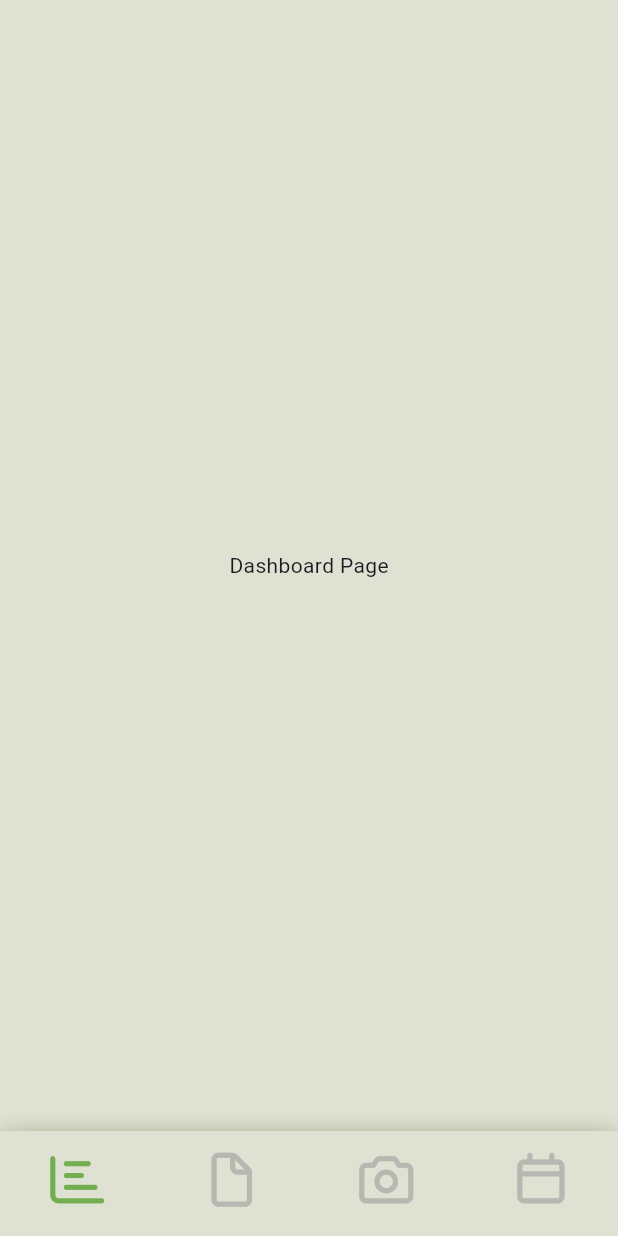
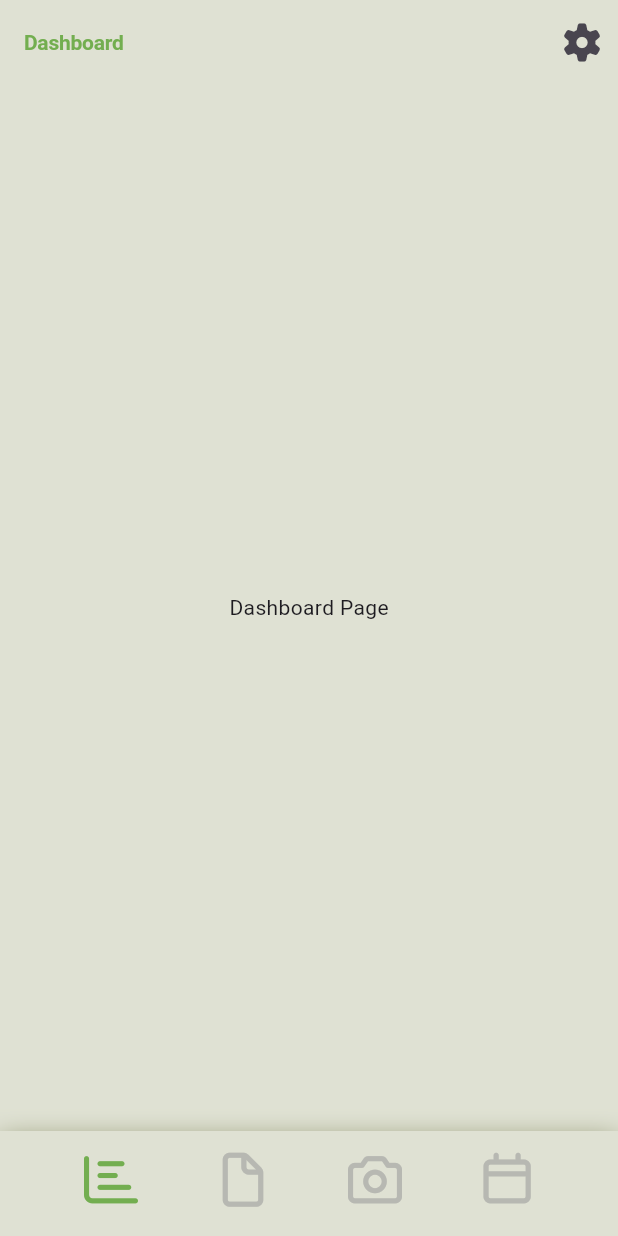
Before and after one commit to sanitaravel/coco_mobile_app, a Flutter app: the screen it shows after launch, on a phone screen of 412 x 824 dp. Run offline on Flutter 3.47's test engine with Material 3 defaults, Android fonts, the phone set to English and light mode, and no system bars; our stand-ins replace flutter_bloc, font_awesome_flutter, google_fonts.

Commit message:
feat: add app bar with title and settings icon to main app screen

```diff
--- a/lib/main.dart
+++ b/lib/main.dart
@@ -22,6 +22,13 @@ class MainApp extends StatelessWidget {
     Calendar(),
   ];
 
+  static const List<String> _titles = <String>[
+    'Dashboard',
+    'Tutorials',
+    'Media',
+    'Calendar',
+  ];
+
   @override
   Widget build(BuildContext context) {
     return BlocProvider<NavigationBloc>(
@@ -31,14 +38,34 @@ class MainApp extends StatelessWidget {
           fontFamily: GoogleFonts.wixMadeforText().fontFamily,
           scaffoldBackgroundColor: Color(0xFFDFE1D3),
         ),
-        home: Scaffold(
-          body: BlocBuilder<NavigationBloc, NavigationState>(
+        home: BlocBuilder<NavigationBloc, NavigationState>(
           builder: (context, state) {
-              return _pages[state.currentIndex];
+            return Scaffold(
+              appBar: AppBar(
+                title: Text(
+                  _titles[state.currentIndex],
+                  style: TextStyle(
+                    fontWeight: FontWeight.w600,
+                    fontSize: 14,
+                    letterSpacing: -0.14,
+                    color: Color(0xFF73AE50),
+                  ),
+                ),
+                actions: [
+                  IconButton(
+                    icon: FaIcon(FontAwesomeIcons.cog),
+                    onPressed: () {
+                      // TODO: settings
                     },
                   ),
+                ],
+                backgroundColor: Colors.transparent,
+                elevation: 0,
+              ),
+              body: _pages[state.currentIndex],
               bottomNavigationBar: Container(
                 height: 70,
+                padding: EdgeInsets.symmetric(horizontal: 30),
                 decoration: BoxDecoration(
                   color: Color(0xFFDFE1D3),
                   boxShadow: [
@@ -50,9 +77,7 @@ class MainApp extends StatelessWidget {
                     ),
                   ],
                 ),
-            child: BlocBuilder<NavigationBloc, NavigationState>(
-              builder: (context, state) {
-                return BottomNavigationBar(
+                child: BottomNavigationBar(
                   items: <BottomNavigationBarItem>[
                     BottomNavigationBarItem(
                       icon: FaIcon(FontAwesomeIcons.chartBar),
@@ -83,10 +108,10 @@ class MainApp extends StatelessWidget {
                   onTap: (index) {
                     context.read<NavigationBloc>().add(ChangePage(index));
                   },
+                ),
+              ),
             );
           },
-            ),
-          ),
         ),
       ),
     );
```
Lines whose indentation alone changed are shown as unchanged.
